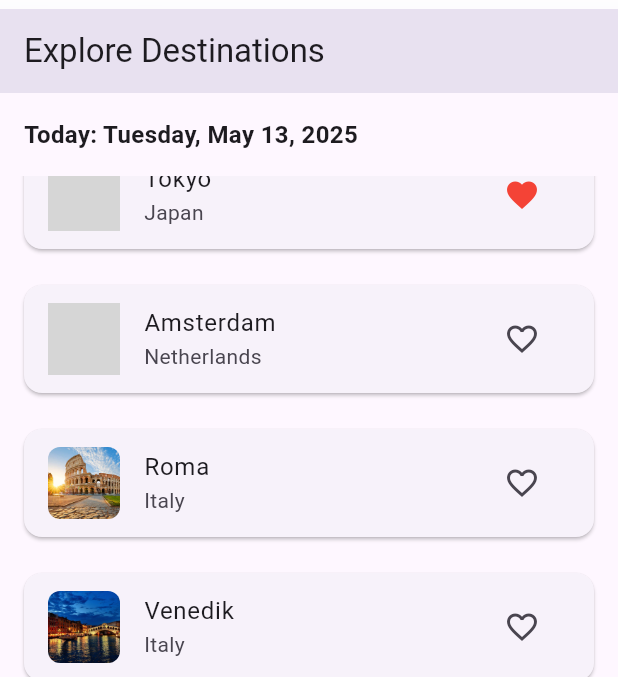
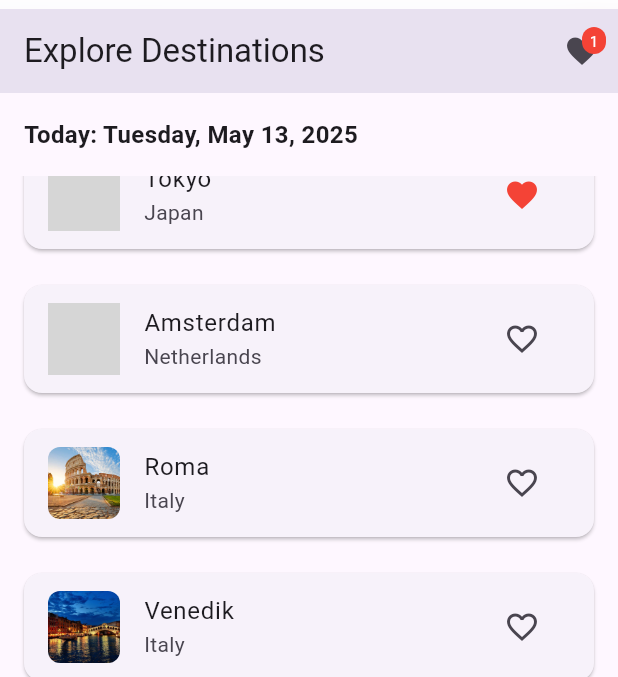
Before and after one commit to eylulaykose/TravelApp, a Flutter app: the screen it shows after launch, scrolled down 135 dp, after a tap on the "favorite outline" icon, on a phone screen of 412 x 824 dp, the part 57-734 px from its top. Run offline on Flutter 3.47's test engine with Material 3 defaults, Android fonts, the phone set to English and light mode, and no system bars; our stand-ins replace google_fonts, shared_preferences; grey boxes are pictures that could not be loaded.

Commit message:
added new functionalities to explore and favorite screen.

```diff
--- a/lib/screens/explore_screen.dart
+++ b/lib/screens/explore_screen.dart
@@ -6,6 +6,7 @@ import 'favorites_screen.dart';
 import 'add_destination_screen.dart';
 import '../data/database_helper.dart';
 import 'profile_screen.dart';
+import '../data/destinations_data.dart';
 
 class ExploreScreen extends StatefulWidget {
   final Function()? onPlaceVisited;
@@ -24,6 +25,7 @@ class ExploreScreenState extends State<ExploreScreen> {
   Set<String> _visitedPlaces = {};
   Set<String> _favoritePlaces = {};
   int? _expandedIndex;
+  int _favoriteCount = 0;
   List<Map<String, String>> destinations = [
     {
       'name': 'Paris',
@@ -67,6 +69,7 @@ class ExploreScreenState extends State<ExploreScreen> {
   void initState() {
     super.initState();
     _loadVisitedPlaces();
+    _loadFavorites();
     Future.delayed(const Duration(milliseconds: 300), () {
       setState(() {
         _opacity = 1.0;
@@ -79,6 +82,40 @@ class ExploreScreenState extends State<ExploreScreen> {
     setState(() {
       _visitedPlaces = visited.map((e) => '${destinations[e['destinationId']]['name']}|${destinations[e['destinationId']]['location']}|${destinations[e['destinationId']]['description']}').toSet();
     });
+  }
+
+  Future<void> _loadFavorites() async {
+    final favorites = await DestinationsData.getFavorites();
+    setState(() {
+      _favoritePlaces = favorites.toSet();
+      _favoriteCount = favorites.length;
+    });
+  }
+
+  Future<void> _toggleFavorite(Map<String, String> destination) async {
+    final placeString = '${destination['name']}|${destination['location']}|${destination['description']}|${destination['image']}';
+    setState(() {
+      if (_favoritePlaces.contains(placeString)) {
+        _favoritePlaces.remove(placeString);
+        _favoriteCount--;
+        FavoritesScreen.removeFavorite(destination);
+      } else {
+        _favoritePlaces.add(placeString);
+        _favoriteCount++;
+        FavoritesScreen.addFavorite(destination);
+      }
+    });
+  }
+
+  void _navigateToFavorites() async {
+    await Navigator.push(
+      context,
+      MaterialPageRoute(
+        builder: (context) => const FavoritesScreen(),
+      ),
+    );
+    // Reload favorites when returning from FavoritesScreen
+    _loadFavorites();
   }
 
   Future<void> _markAsVisited(Map<String, String> destination) async {
@@ -109,6 +146,11 @@ class ExploreScreenState extends State<ExploreScreen> {
     return _visitedPlaces.contains(placeString);
   }
 
+  bool _isFavorite(Map<String, String> destination) {
+    final placeString = '${destination['name']}|${destination['location']}|${destination['description']}|${destination['image']}';
+    return _favoritePlaces.contains(placeString);
+  }
+
   void addNewDestination(Map<String, String> destination) {
     setState(() {
       destinations.add(destination);
@@ -121,6 +163,40 @@ class ExploreScreenState extends State<ExploreScreen> {
     return Scaffold(
       appBar: AppBar(
         title: const Text('Explore Destinations'),
+        actions: [
+          Stack(
+            children: [
+              IconButton(
+                icon: const Icon(Icons.favorite),
+                onPressed: _navigateToFavorites,
+              ),
+              if (_favoriteCount > 0)
+                Positioned(
+                  right: 8,
+                  top: 8,
+                  child: Container(
+                    padding: const EdgeInsets.all(2),
+                    decoration: BoxDecoration(
+                      color: Colors.red,
+                      borderRadius: BorderRadius.circular(10),
+                    ),
+                    constraints: const BoxConstraints(
+                      minWidth: 16,
+                      minHeight: 16,
+                    ),
+                    child: Text(
+                      '$_favoriteCount',
+                      style: const TextStyle(
+                        color: Colors.white,
+                        fontSize: 10,
+                      ),
+                      textAlign: TextAlign.center,
+                    ),
+                  ),
+                ),
+            ],
+          ),
+        ],
       ),
       body: Column(
         crossAxisAlignment: CrossAxisAlignment.start,
@@ -139,8 +215,7 @@ class ExploreScreenState extends State<ExploreScreen> {
               itemBuilder: (context, index) {
                 final destination = destinations[index];
                 final isVisited = _isVisited(destination);
-                final placeString = '${destination['name']}|${destination['location']}|${destination['description']}';
-                final isFavorite = _favoritePlaces.contains(placeString);
+                final isFavorite = _isFavorite(destination);
                 final isExpanded = _expandedIndex == index;
 
                 if (isExpanded) {
@@ -174,17 +249,7 @@ class ExploreScreenState extends State<ExploreScreen> {
                                     isFavorite ? Icons.favorite : Icons.favorite_border,
                                     color: isFavorite ? Colors.red : null,
                                   ),
-                                  onPressed: () {
-                                    setState(() {
-                                      if (isFavorite) {
-                                        _favoritePlaces.remove(placeString);
-                                        FavoritesScreen.removeFavorite(destination);
-                                      } else {
-                                        _favoritePlaces.add(placeString);
-                                        FavoritesScreen.addFavorite(destination);
-                                      }
-                                    });
-                                  },
+                                  onPressed: () => _toggleFavorite(destination),
                                 ),
                               ),
                               Padding(
@@ -236,17 +301,7 @@ class ExploreScreenState extends State<ExploreScreen> {
                             isFavorite ? Icons.favorite : Icons.favorite_border,
                             color: isFavorite ? Colors.red : null,
                           ),
-                          onPressed: () {
-                            setState(() {
-                              if (isFavorite) {
-                                _favoritePlaces.remove(placeString);
-                                FavoritesScreen.removeFavorite(destination);
-                              } else {
-                                _favoritePlaces.add(placeString);
-                                FavoritesScreen.addFavorite(destination);
-                              }
-                            });
-                          },
+                          onPressed: () => _toggleFavorite(destination),
                         ),
                         onTap: () {
                           setState(() {
```
Also changed, not shown: lib/screens/favorites_screen.dart (+13 -2 lines), assets/istanbul.jpg (added).
